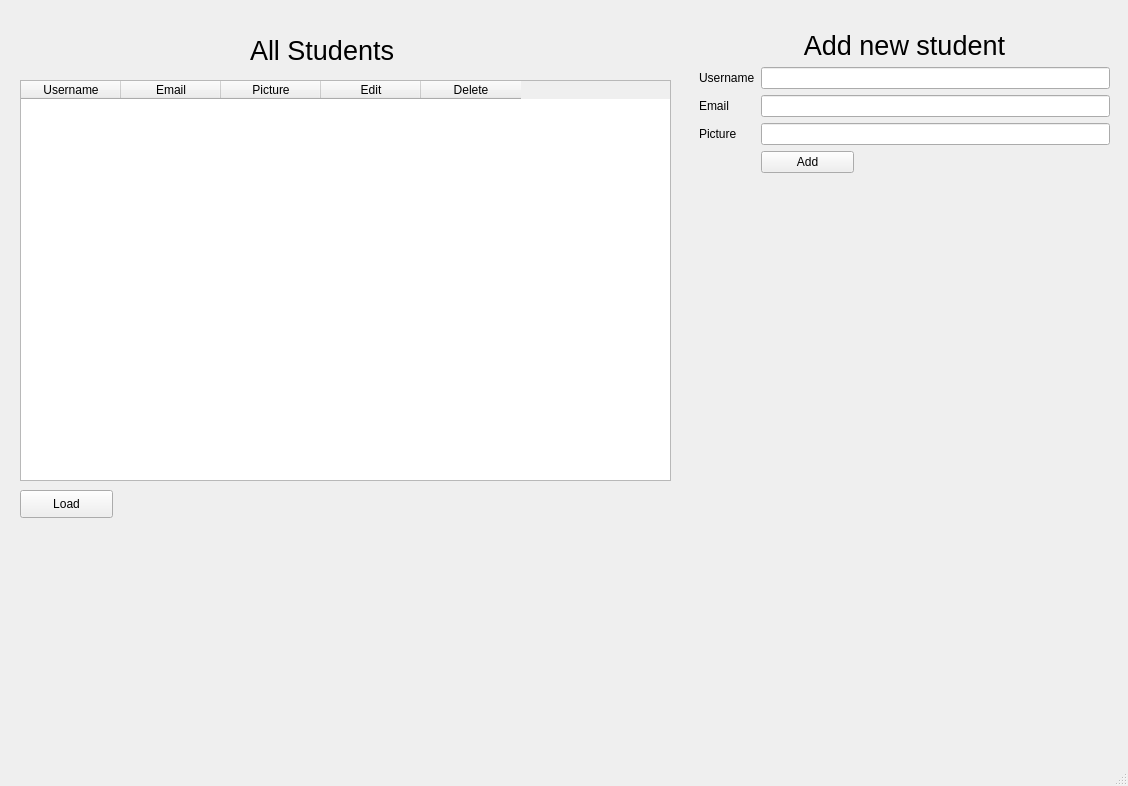
mfentler-tgm/sew5-simple-user-database-mfentler-tgm, file src/main/python/client/clientView.ui: the form before one commit.
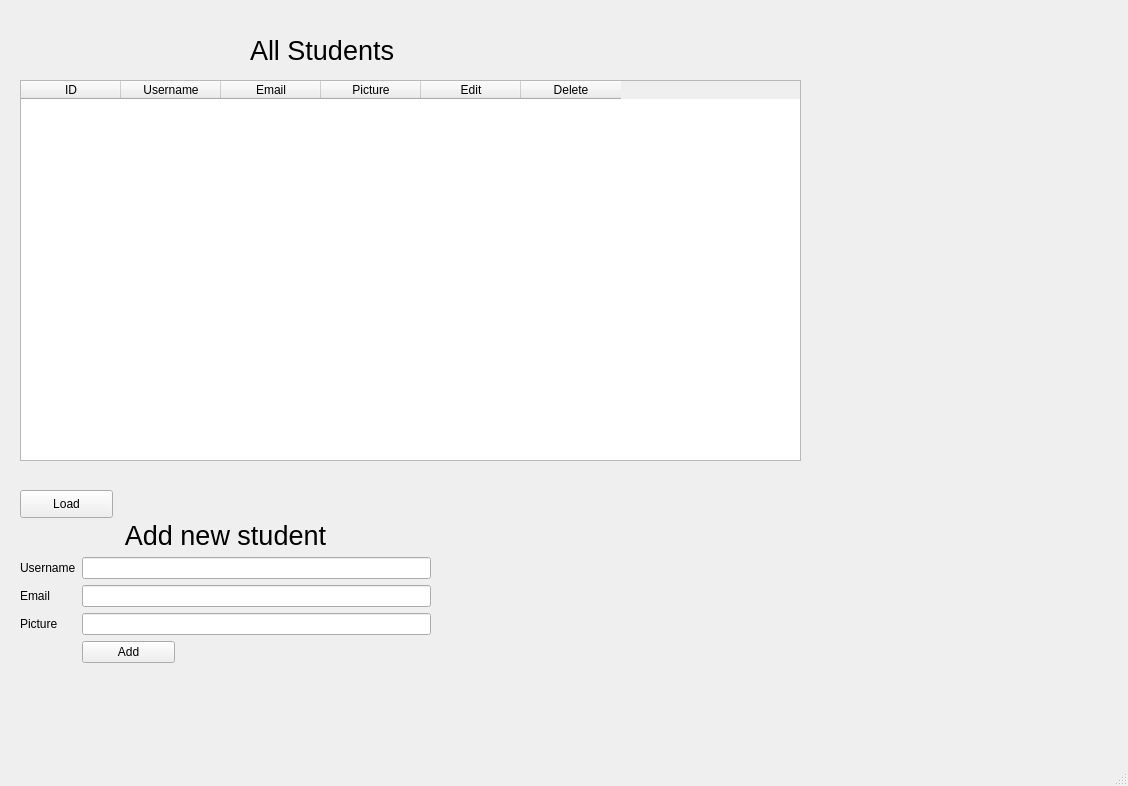
The form after the commit.

Commit message: buttons gehen jetzt

The edit to the form file:
```diff
--- a/src/main/python/client/clientView.ui
+++ b/src/main/python/client/clientView.ui
@@ -19,8 +19,8 @@
      <rect>
       <x>20</x>
       <y>80</y>
-      <width>651</width>
-      <height>401</height>
+      <width>781</width>
+      <height>381</height>
      </rect>
     </property>
     <property name="maximumSize">
@@ -29,6 +29,9 @@
       <height>16777215</height>
      </size>
     </property>
+    <property name="autoFillBackground">
+     <bool>false</bool>
+    </property>
     <property name="alternatingRowColors">
      <bool>true</bool>
     </property>
@@ -48,8 +51,13 @@
      <number>0</number>
     </property>
     <property name="columnCount">
-     <number>5</number>
+     <number>6</number>
     </property>
+    <column>
+     <property name="text">
+      <string>ID</string>
+     </property>
+    </column>
     <column>
      <property name="text">
       <string>Username</string>
@@ -112,8 +120,8 @@
    <widget class="QWidget" name="formLayoutWidget">
     <property name="geometry">
      <rect>
-      <x>699</x>
-      <y>30</y>
+      <x>20</x>
+      <y>520</y>
       <width>411</width>
       <height>181</height>
      </rect>
```
The commit also changes 3 other files.
